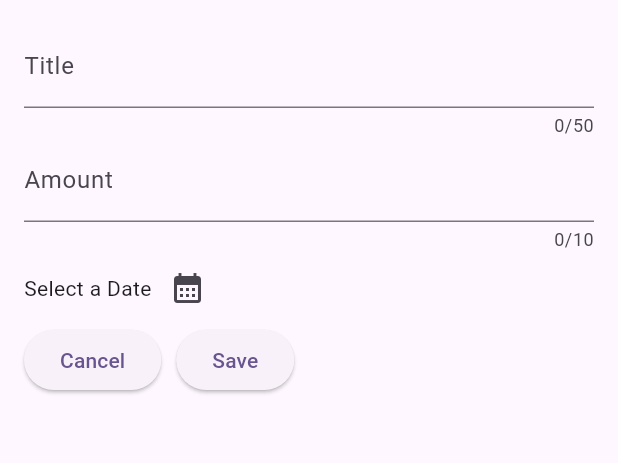
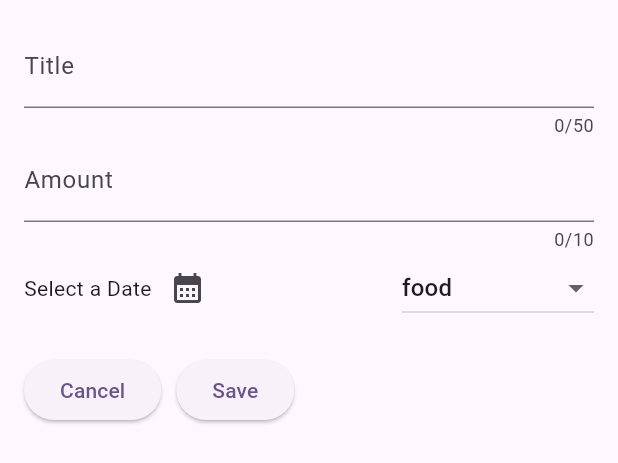
Before and after one commit to gayashan4lk/budget_tracker, a Flutter app: the NewExpense widget shown alone on an empty page, opened directly, on a phone screen of 412 x 824 dp. Shown: the top 463 px of the screen. Run offline on Flutter 3.47's test engine with Material 3 defaults, Android fonts, the phone set to English and light mode, and no system bars.

Commit message:
add dropdown

```diff
--- a/lib/home.dart
+++ b/lib/home.dart
@@ -166,8 +166,18 @@ class _NewExpenseState extends State<NewExpense> {
                     });
                   },
                 ),
+                const Spacer(),
+                DropdownButton(
+                    value: 'food',
+                    items: ['food', 'transportation', 'personal', 'other']
+                        .map((String item) => DropdownMenuItem<String>(value: item, child: Text(item)))
+                        .toList(),
+                    onChanged: (value) {
+                      print(value);
+                    }),
               ],
             ),
+            const SizedBox(height: 20),
             Row(children: [
               ElevatedButton(
                 onPressed: () {
```
